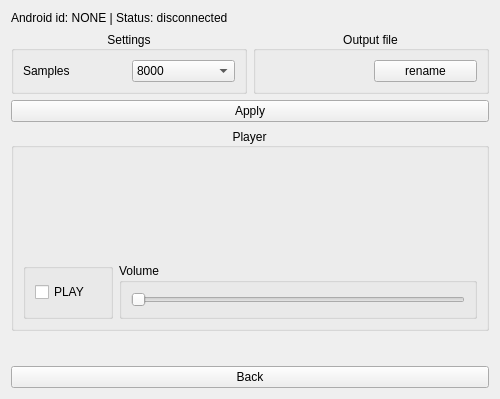
Before: the Qt Designer form qt_server/q_settings.ui in Gabriele91/AndroidSilenceAudioRecording, drawn with Qt 5.
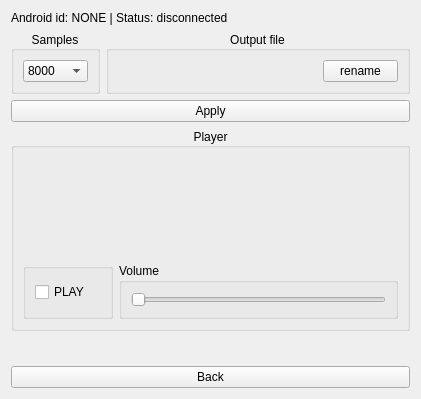
After: the same form once the commit is applied. Custom widgets are drawn as their Qt base class.

Commit message: Added rename dialog

```diff
--- a/qt_server/q_settings.ui
+++ b/qt_server/q_settings.ui
@@ -6,7 +6,7 @@
    <rect>
     <x>0</x>
     <y>0</y>
-    <width>500</width>
+    <width>421</width>
     <height>399</height>
    </rect>
   </property>
@@ -28,8 +28,14 @@
     <layout class="QHBoxLayout" name="m_hl_to_apply">
      <item>
       <widget class="QGroupBox" name="m_gb_settings">
+       <property name="sizePolicy">
+        <sizepolicy hsizetype="Maximum" vsizetype="Maximum">
+         <horstretch>0</horstretch>
+         <verstretch>0</verstretch>
+        </sizepolicy>
+       </property>
        <property name="title">
-        <string>Settings</string>
+        <string>Samples</string>
        </property>
        <property name="alignment">
         <set>Qt::AlignCenter</set>
@@ -37,13 +43,6 @@
        <layout class="QVBoxLayout" name="verticalLayout_2">
         <item>
          <layout class="QHBoxLayout" name="horizontalLayout">
-          <item>
-           <widget class="QLabel" name="m_lb_samples">
-            <property name="text">
-             <string>Samples</string>
-            </property>
-           </widget>
-          </item>
           <item>
            <widget class="QComboBox" name="m_cb_samples">
             <item>
@@ -88,6 +87,18 @@
           </item>
           <item>
            <widget class="QPushButton" name="m_pb_rename">
+            <property name="sizePolicy">
+             <sizepolicy hsizetype="Minimum" vsizetype="Fixed">
+              <horstretch>0</horstretch>
+              <verstretch>0</verstretch>
+             </sizepolicy>
+            </property>
+            <property name="maximumSize">
+             <size>
+              <width>75</width>
+              <height>16777215</height>
+             </size>
+            </property>
             <property name="text">
              <string>rename</string>
             </property>
```
The commit also changes 7 other files.
